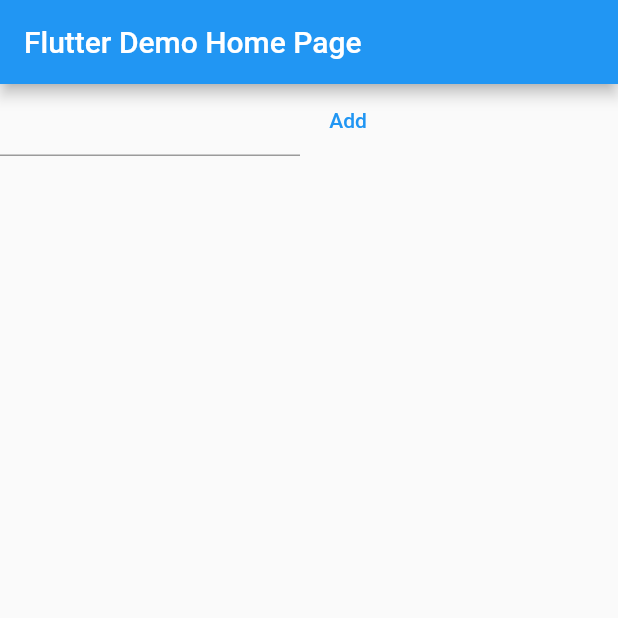
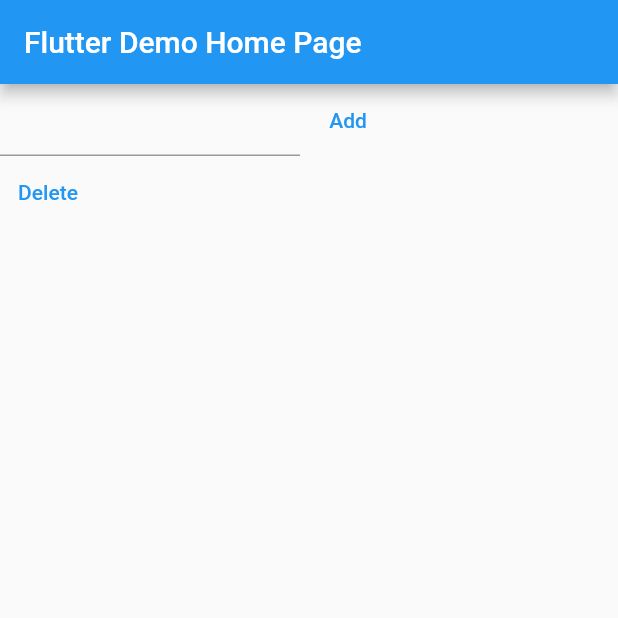
Before and after one commit to basepbutenko/shopping, a Flutter app: the screen it shows after launch, after a tap on "Add", on a phone screen of 412 x 824 dp, the top half of it. Run offline on Flutter 3.47's test engine with Material 2 defaults, Android fonts, the phone set to English and light mode, and no system bars.

Commit message:
Remove product

```diff
--- a/lib/main.dart
+++ b/lib/main.dart
@@ -70,8 +70,20 @@ class _MyHomePageState extends State<MyHomePage> {
             child: ListView.builder(
                 itemCount: shoppingList.items.length,
                 itemBuilder: (BuildContext ctxt, int index) {
-                  return Text(shoppingList.items[index].name);
+                  return Row(
+                    children: [
+                      Text(shoppingList.items[index].name),
+                      TextButton(
+                          onPressed: () {
+                            shoppingList.delete(index);
+                            setState(() {});
+                          },
+                          child: Text("Delete")),
+                    ],
+                  );
                 }),
+
+
           )
         ],
       )),
--- a/lib/shopping_list.dart
+++ b/lib/shopping_list.dart
@@ -8,6 +8,6 @@ class ShoppingList {
   }
 
   void delete(int index) {
-    this.items.remove(index);
+    this.items.removeAt(index);
   }
 }
```
